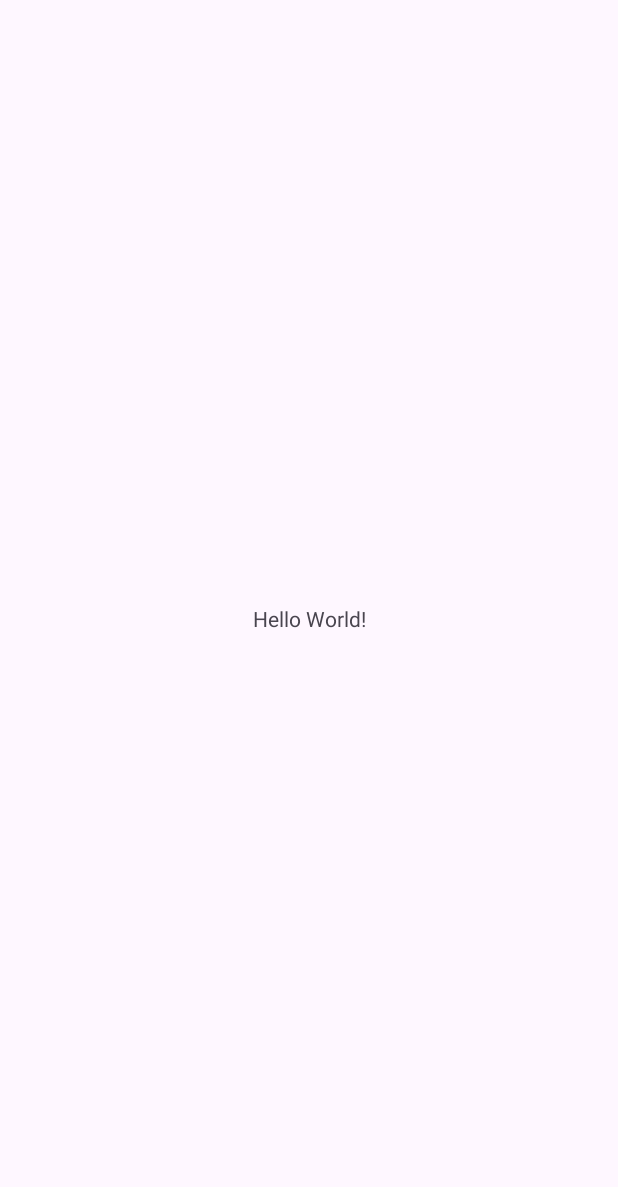
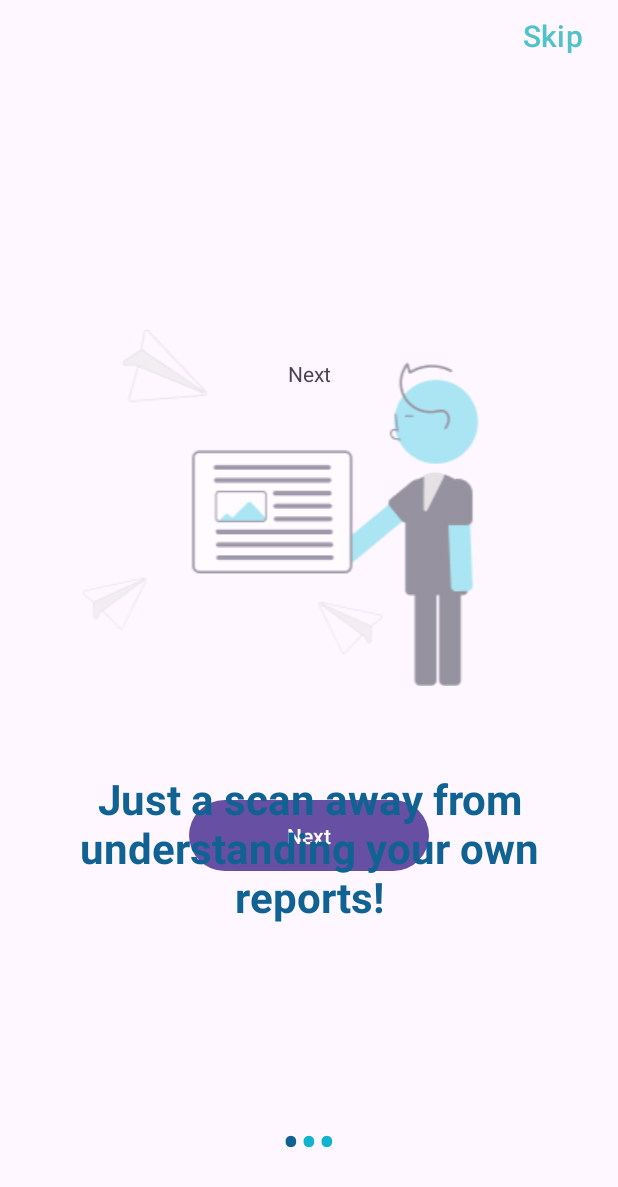
Before and after one commit to GDSCDSU/Healthy-Scan-App, an Android app: the screen it shows after launch (MainActivity), on a phone screen of 412 x 824 dp. Before the commit the part shown is almost empty. Shown: the top 1187 px of the screen. Run offline under Robolectric (Android 15) with nearby library versions, the phone set to English and light mode, and no system bars.

Commit message:
I have created the sliders of the app

```diff
--- a/app/src/main/java/com/healthyscan/MainActivity.java
+++ b/app/src/main/java/com/healthyscan/MainActivity.java
@@ -2,13 +2,101 @@ package com.healthyscan;
 
 import androidx.appcompat.app.AppCompatActivity;
 
+import androidx.viewpager.widget.ViewPager;
+
+import android.content.Intent;
 import android.os.Bundle;
+import android.text.Html;
+import android.view.View;
+import android.widget.Button;
+import android.widget.LinearLayout;
+import android.widget.TextView;
+
+
 
 public class MainActivity extends AppCompatActivity {
+
+    ViewPager mSLideViewPager;
+    LinearLayout mDotLayout;
+    Button  nextbtn, skipbtn;
+
+    TextView[] dots;
+    ViewPagerAdapter viewPagerAdapter;
+
 
     @Override
     protected void onCreate(Bundle savedInstanceState) {
         super.onCreate(savedInstanceState);
         setContentView(R.layout.activity_main);
+
+
+        nextbtn = findViewById(R.id.nextbutton);
+        skipbtn = findViewById(R.id.skipButton);
+
+        nextbtn.setOnClickListener(new View.OnClickListener() {
+            @Override
+            public void onClick(View v) {
+                if (getitem(0) < 3) {
+                    mSLideViewPager.setCurrentItem(getitem(1), true);
+                } else {
+                    Intent i = new Intent(MainActivity.this, mainscreen.class);
+                    startActivity(i);
+                    finish();
+                }
+            }
+        });
+
+        skipbtn.setOnClickListener(new View.OnClickListener() {
+            @Override
+            public void onClick(View v) {
+                Intent i = new Intent(MainActivity.this, mainscreen.class);
+                startActivity(i);
+                finish();
+            }
+        });
+
+        mSLideViewPager = findViewById(R.id.slideViewPager);
+        mDotLayout = findViewById(R.id.indicator_layout);
+
+        viewPagerAdapter = new ViewPagerAdapter(this);
+
+        mSLideViewPager.setAdapter(viewPagerAdapter);
+
+        setUpindicator(0);
+        mSLideViewPager.addOnPageChangeListener(viewListener);
+    }
+
+    public void setUpindicator(int position) {
+        dots = new TextView[3];
+        mDotLayout.removeAllViews();
+
+        for (int i = 0; i < dots.length; i++) {
+            dots[i] = new TextView(this);
+            dots[i].setText(Html.fromHtml("&#8226"));
+            dots[i].setTextSize(35);
+            dots[i].setTextColor(getResources().getColor(R.color.inactive, getApplicationContext().getTheme()));
+            mDotLayout.addView(dots[i]);
+        }
+
+        dots[position].setTextColor(getResources().getColor(R.color.active, getApplicationContext().getTheme()));
+    }
+
+    ViewPager.OnPageChangeListener viewListener = new ViewPager.OnPageChangeListener() {
+        @Override
+        public void onPageScrolled(int position, float positionOffset, int positionOffsetPixels) {
+        }
+
+        @Override
+        public void onPageSelected(int position) {
+            setUpindicator(position);
+        }
+
+        @Override
+        public void onPageScrollStateChanged(int state) {
+        }
+    };
+
+    private int getitem(int i) {
+        return mSLideViewPager.getCurrentItem() + i;
     }
 }
--- /dev/null
+++ b/app/src/main/java/com/healthyscan/ViewPagerAdapter.java
@@ -0,0 +1,78 @@
+package com.healthyscan;
+
+import android.content.Context;
+import android.view.LayoutInflater;
+import android.view.View;
+import android.view.ViewGroup;
+import android.widget.ImageView;
+import android.widget.LinearLayout;
+import android.widget.TextView;
+
+import androidx.annotation.NonNull;
+import androidx.viewpager.widget.PagerAdapter;
+
+public class ViewPagerAdapter extends PagerAdapter {
+
+    Context context;
+
+    int images[] = {
+
+            R.drawable.img,
+            R.drawable.img_1,
+            R.drawable.img_2,
+
+    };
+
+    int headings[] = {
+
+            R.string.heading_one,
+            R.string.heading_two,
+            R.string.heading_three
+
+    };
+
+
+    public ViewPagerAdapter(Context context){
+
+        this.context = context;
+
+    }
+
+    @Override
+    public int getCount() {
+        return  headings.length;
+    }
+
+    @Override
+    public boolean isViewFromObject(@NonNull View view, @NonNull Object object) {
+        return view == (LinearLayout) object;
+    }
+
+    @NonNull
+    @Override
+    public Object instantiateItem(@NonNull ViewGroup container, int position) {
+
+        LayoutInflater layoutInflater = (LayoutInflater) context.getSystemService(context.LAYOUT_INFLATER_SERVICE);
+        View view = layoutInflater.inflate(R.layout.slider_layout,container,false);
+
+        ImageView slidetitleimage = (ImageView) view.findViewById(R.id.titleImage);
+        TextView slideHeading = (TextView) view.findViewById(R.id.texttitle);
+
+
+        slidetitleimage.setImageResource(images[position]);
+        slideHeading.setText(headings[position]);
+
+
+        container.addView(view);
+
+        return view;
+
+    }
+
+    @Override
+    public void destroyItem(@NonNull ViewGroup container, int position, @NonNull Object object) {
+
+        container.removeView((LinearLayout)object);
+
+    }
+}
--- /dev/null
+++ b/app/src/main/java/com/healthyscan/mainscreen.java
@@ -0,0 +1,14 @@
+package com.healthyscan;
+
+import androidx.appcompat.app.AppCompatActivity;
+
+import android.os.Bundle;
+
+public class mainscreen extends AppCompatActivity {
+
+    @Override
+    protected void onCreate(Bundle savedInstanceState) {
+        super.onCreate(savedInstanceState);
+        setContentView(R.layout.activity_mainscreen);
+    }
+}
--- a/app/src/main/res/layout/activity_main.xml
+++ b/app/src/main/res/layout/activity_main.xml
@@ -7,12 +7,65 @@
     tools:context=".MainActivity">
 
     <TextView
+        android:id="@+id/textView"
         android:layout_width="wrap_content"
         android:layout_height="wrap_content"
-        android:text="Hello World!"
+        android:text="Next"
+        app:layout_constraintTop_toTopOf="parent"
+        app:layout_constraintStart_toStartOf="parent"
+        app:layout_constraintEnd_toEndOf="parent"
+        app:layout_constraintBottom_toTopOf="@+id/nextbutton" />
+
+    <Button
+        android:id="@+id/nextbutton"
+        android:layout_width="160dp"
+        android:layout_height="55dp"
+
+        android:layout_marginTop="32dp"
+        android:text="Next"
+        app:cornerRadius="47dp"
         app:layout_constraintBottom_toBottomOf="parent"
         app:layout_constraintEnd_toEndOf="parent"
         app:layout_constraintStart_toStartOf="parent"
+        app:layout_constraintTop_toBottomOf="@+id/textView" />
+
+    <androidx.viewpager.widget.ViewPager
+        android:id="@+id/slideViewPager"
+        android:layout_width="match_parent"
+        android:layout_height="match_parent"
+        android:layout_marginVertical="100dp"
+        app:layout_constraintBottom_toBottomOf="parent"
+        app:layout_constraintEnd_toEndOf="parent"
+        app:layout_constraintHorizontal_bias="0.0"
+        app:layout_constraintStart_toStartOf="parent"
+        app:layout_constraintTop_toTopOf="parent"
+        app:layout_constraintVertical_bias="0.92" />
+
+    <Button
+        android:id="@+id/skipButton"
+        android:layout_width="wrap_content"
+        android:layout_height="wrap_content"
+        android:background="#00000000"
+        android:text="Skip"
+        android:textColor="@color/buttontext"
+        android:textSize="20sp"
+        app:layout_constraintEnd_toEndOf="parent"
         app:layout_constraintTop_toTopOf="parent" />
 
+    <LinearLayout
+        android:id="@+id/indicator_layout"
+        android:layout_width="wrap_content"
+        android:layout_height="wrap_content"
+        android:orientation="horizontal"
+        android:layout_marginBottom="40dp"
+        app:layout_constraintBottom_toBottomOf="parent"
+        app:layout_constraintEnd_toEndOf="parent"
+        app:layout_constraintStart_toStartOf="@+id/slideViewPager">
+
+
+
+    </LinearLayout>
+
+
+
 </androidx.constraintlayout.widget.ConstraintLayout>
--- /dev/null
+++ b/app/src/main/res/layout/activity_mainscreen.xml
@@ -0,0 +1,9 @@
+<?xml version="1.0" encoding="utf-8"?>
+<androidx.constraintlayout.widget.ConstraintLayout xmlns:android="http://schemas.android.com/apk/res/android"
+    xmlns:app="http://schemas.android.com/apk/res-auto"
+    xmlns:tools="http://schemas.android.com/tools"
+    android:layout_width="match_parent"
+    android:layout_height="match_parent"
+    tools:context=".mainscreen">
+
+</androidx.constraintlayout.widget.ConstraintLayout>
--- /dev/null
+++ b/app/src/main/res/layout/slider_layout.xml
@@ -0,0 +1,35 @@
+<?xml version="1.0" encoding="utf-8"?>
+<LinearLayout xmlns:android="http://schemas.android.com/apk/res/android"
+    android:layout_width="match_parent"
+    android:layout_height="match_parent"
+    android:orientation="vertical">
+
+    <ImageView
+        android:id="@+id/titleImage"
+        android:layout_width="match_parent"
+        android:layout_height="wrap_content"
+        android:layout_marginTop="120dp"
+        android:paddingLeft="8dp"
+        android:paddingRight="8dp"
+        android:src="@drawable/img" />
+
+    <TextView
+        android:id="@+id/texttitle"
+        android:layout_width="match_parent"
+        android:layout_height="wrap_content"
+        android:layout_marginTop="50dp"
+        android:paddingStart="16dp"
+        android:paddingLeft="6dp"
+        android:paddingTop="6dp"
+        android:paddingEnd="16dp"
+        android:paddingRight="6dp"
+        android:paddingBottom="6dp"
+        android:text="@string/heading_one"
+        android:textAlignment="center"
+        android:textColor="@color/active"
+        android:textSize="28dp"
+        android:textStyle="bold" />
+
+
+
+</LinearLayout>
--- a/app/src/main/res/values/colors.xml
+++ b/app/src/main/res/values/colors.xml
@@ -2,4 +2,11 @@
 <resources>
     <color name="black">#FF000000</color>
     <color name="white">#FFFFFFFF</color>
+    //onboarding colors
+    <color name="background">#FBFBFD</color>
+    <color name="buttontext">#50C2C9</color>
+
+    //indicator color
+    <color name="inactive">#11B3CF</color>
+    <color name="active">#106293</color>
 </resources>
--- a/app/src/main/res/values/strings.xml
+++ b/app/src/main/res/values/strings.xml
@@ -1,3 +1,10 @@
 <resources>
     <string name="app_name">Healthy Scan</string>
+    //Headings
+    <string name="heading_one">Just a scan away from understanding your own reports!</string>
+    <string name="heading_two">Find the nearest locations of healthcare centers and doctors for your health needs now</string>
+    <string name="heading_three">Set goals for yourself to stay healthy with healthy scan</string>
+
+
+
 </resources>
```
Also changed, not shown: app/src/main/res/drawable/img.png (added), app/src/main/res/drawable/img_1.png (added), app/src/main/res/drawable/img_2.png (added), app/src/main/res/values/themes.xml (line endings or trailing spaces).
